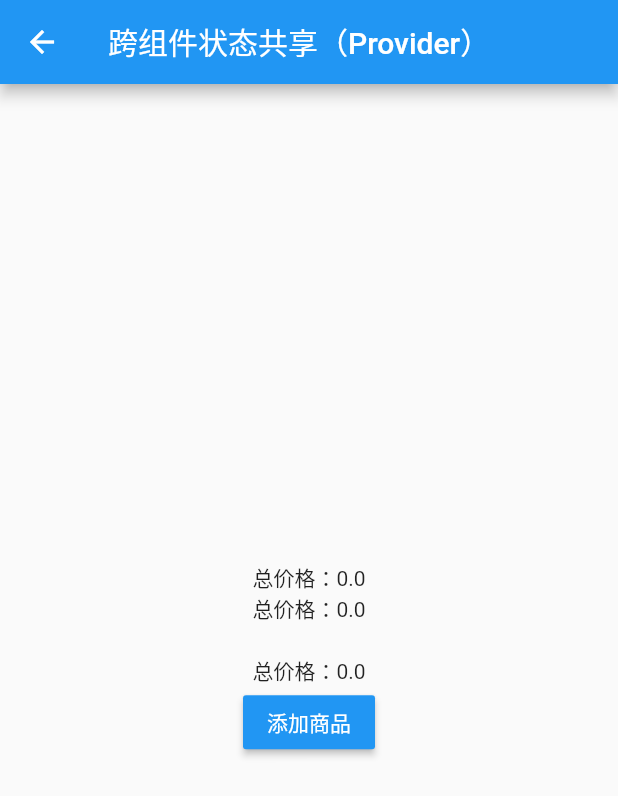
After one commit to 568240761/flutter_practice, a Flutter app: the FunctionManage screen opened by its route, after a tap on "跨组件状态共享（Provider）", on a phone screen of 412 x 824 dp. The commit adds this screen. Shown: the top 796 px of the screen. Run offline on Flutter 3.47's test engine with Material 2 defaults, Android fonts, the phone set to English and light mode, and no system bars.

Commit message:
完成状态共享

```diff
--- a/lib/main.dart
+++ b/lib/main.dart
@@ -3,6 +3,7 @@ import 'dart:async';
 import 'package:flutter/material.dart';
 import 'package:flutter/foundation.dart';
 
+import 'page/function/function_manage.dart';
 import 'page/container/container_manage.dart';
 import 'page/layout/layout_manage.dart';
 import 'page/base_widget/form_widget.dart';
@@ -106,6 +107,7 @@ class MyApp extends StatelessWidget {
         "layout_manage": (context) => LayoutManage(),
         "container_manage": (context) => ContainerManage(),
         "scroll_manage": (context) => ScrollManage(),
+        "function_manage": (context) => FunctionManage(),
       },
       //在路由表中没有注册，会回调该方法
       onGenerateRoute: (RouteSettings settings) {
--- /dev/null
+++ b/lib/page/function/function_manage.dart
@@ -0,0 +1,75 @@
+import 'package:flutter/material.dart';
+
+import 'inherited_widget_function.dart';
+import 'provider_function.dart';
+import 'will_pop_scope_function.dart';
+
+class FunctionManage extends StatelessWidget {
+  @override
+  Widget build(BuildContext context) {
+    return Scaffold(
+      appBar: AppBar(
+        title: Text("功能组件"),
+      ),
+      body: Center(
+        child: Column(
+          mainAxisAlignment: MainAxisAlignment.center,
+          children: [
+            FlatButton(
+              onPressed: () {
+                Navigator.push(
+                  context,
+                  MaterialPageRoute(builder: (context) {
+                    return WillPopScopeFunction();
+                  }),
+                );
+              },
+              textColor: Colors.white,
+              color: Colors.blue,
+              child: Text("导航返回拦截"),
+            ),
+            FlatButton(
+              onPressed: () {
+                Navigator.push(
+                  context,
+                  MaterialPageRoute(builder: (context) {
+                    return InheritedWidgetFunction();
+                  }),
+                );
+              },
+              textColor: Colors.white,
+              color: Colors.blue,
+              child: Text("数据共享"),
+            ),
+            FlatButton(
+              onPressed: () {
+                Navigator.push(
+                  context,
+                  MaterialPageRoute(builder: (context) {
+                    return CartFunction();
+                  }),
+                );
+              },
+              textColor: Colors.white,
+              color: Colors.blue,
+              child: Text("跨组件状态共享（Provider）"),
+            ),
+            FlatButton(
+              onPressed: () {
+                Navigator.push(
+                  context,
+                  MaterialPageRoute(builder: (context) {
+                    return CartFunction();
+                  }),
+                );
+              },
+              textColor: Colors.white,
+              color: Colors.blue,
+              child: Text("颜色和主题"),
+            ),
+          ],
+        ),
+      ),
+    );
+  }
+}
--- /dev/null
+++ b/lib/page/function/provider_function.dart
@@ -0,0 +1,216 @@
+import 'dart:collection';
+
+import 'package:flutter/material.dart';
+
+class InheritedProvider<T> extends InheritedWidget {
+  const InheritedProvider({@required this.data, Widget child})
+      : super(child: child);
+
+  final T data;
+
+  @override
+  bool updateShouldNotify(InheritedWidget oldWidget) {
+    //在此简单返回true，则每次更新都会调用依赖其的子孙节点的`didChangeDependencies`。
+    return true;
+  }
+}
+
+class ChangeNotifier implements Listenable {
+  List listeners = <VoidCallback>[];
+
+  @override
+  void addListener(VoidCallback listener) {
+    listeners.add(listener);
+  }
+
+  @override
+  void removeListener(VoidCallback listener) {
+    listeners.remove(listener);
+  }
+
+  //通知所有监听器，触发回调
+  void notifyListeners() {
+    listeners.forEach((element) {
+      element();
+    });
+  }
+}
+
+class ChangeNotifierProvider<T extends ChangeNotifier> extends StatefulWidget {
+  ChangeNotifierProvider({Key key, this.data, this.child}) : super(key: key);
+
+  final T data;
+  final Widget child;
+
+  @override
+  _ChangeNotifierProviderState<T> createState() {
+    return _ChangeNotifierProviderState<T>();
+  }
+
+  //方便子树中的widget获取共享数据
+  static T of<T>(BuildContext context, {bool listen = true}) {
+    final provider = listen
+        ? context.dependOnInheritedWidgetOfExactType<InheritedProvider<T>>()
+        : context
+            .getElementForInheritedWidgetOfExactType<InheritedProvider<T>>()
+            ?.widget as InheritedProvider<T>;
+    return provider.data;
+  }
+}
+
+class _ChangeNotifierProviderState<T extends ChangeNotifier>
+    extends State<ChangeNotifierProvider> {
+  void update() {
+    setState(() {});
+  }
+
+  @override
+  void initState() {
+    widget.data.addListener(update);
+    super.initState();
+  }
+
+  @override
+  void didUpdateWidget(ChangeNotifierProvider<T> oldWidget) {
+    //当Provider更新时，如果新旧数据不"=="，则解绑旧数据监听，同时添加新数据监听
+    if (widget.data != oldWidget.data) {
+      oldWidget.data.removeListener(update);
+      widget.data.addListener(update);
+    }
+    super.didUpdateWidget(oldWidget);
+  }
+
+  @override
+  Widget build(BuildContext context) {
+    return InheritedProvider<T>(
+      data: widget.data,
+      child: widget.child,
+    );
+  }
+
+  @override
+  void dispose() {
+    widget.data.removeListener(update);
+    super.dispose();
+  }
+}
+
+class Consumer<T> extends StatelessWidget {
+  Consumer({
+    Key key,
+    @required this.builder,
+  })  : assert(builder != null),
+        super(key: key);
+
+  final Widget Function(BuildContext context, T value) builder;
+
+  @override
+  Widget build(BuildContext context) {
+    debugPrint("build Consumer");
+    return builder(
+      context,
+      ChangeNotifierProvider.of<T>(context), //自动获取Model
+    );
+  }
+}
+
+class Item {
+  Item(this.price, this.count);
+
+  double price;
+  int count;
+}
+
+class CartModer extends ChangeNotifier {
+  final List<Item> _items = [];
+
+  //禁止改变购物车里的商品信息
+  UnmodifiableListView<Item> get items => UnmodifiableListView(_items);
+
+  //购物车中商品的总价
+  double get totalPrice =>
+      _items.fold(0, (value, item) => value + item.count * item.price);
+
+  void addItem(Item item) {
+    _items.add(item);
+    //通知监听器（订阅者），重新构建InheritedProvider， 更新状态。
+    notifyListeners();
+  }
+}
+
+class CartFunction extends StatefulWidget {
+  @override
+  _CartFunctionState createState() {
+    return _CartFunctionState();
+  }
+}
+
+class _CartFunctionState extends State<CartFunction> {
+  @override
+  Widget build(BuildContext context) {
+    return Scaffold(
+      appBar: AppBar(
+        title: Text("跨组件状态共享（Provider）"),
+      ),
+      body: Center(
+        child: ChangeNotifierProvider<CartModer>(
+          data: CartModer(),
+          child: Column(
+            mainAxisAlignment: MainAxisAlignment.center,
+            children: [
+              //不能直接使用Text，需要使用Builder包裹，否则会报错。
+              //Text("总价格：${ChangeNotifierProvider.of<CartModer>(context).totalPrice}",),
+              //TODO(为什么会报错？)
+              Builder(builder: (context) {
+                debugPrint("build Text");
+                return Text(
+                  "总价格：${ChangeNotifierProvider.of<CartModer>(context).totalPrice}",
+                );
+              }),
+              //使用 Consumer 语义更明确，便于浏览；以及简化写法
+              Consumer<CartModer>(
+                builder: (context, cart) => Text("总价格：${cart.totalPrice}"),
+              ),
+
+              Padding(
+                padding: EdgeInsets.only(top: 20.0),
+                child: Consumer<CartModer>(
+                  builder: (context, cart) => Text("总价格：${cart.totalPrice}"),
+                ),
+              ),
+
+              Builder(builder: (context) {
+                debugPrint("build Padding");
+                return RaisedButton(
+                  onPressed: () {
+                    //不注册依赖
+                    ChangeNotifierProvider.of<CartModer>(context, listen: false)
+                        .addItem(Item(20.0, 1));
+                  },
+                  child: Text("添加商品"),
+                  color: Colors.blue,
+                  textColor: Colors.white,
+                );
+
+                //如果在外层添加Padding包裹，即使不注册依赖，每次依赖改变也会重新build。
+                //TODO(为什么这样？)
+                // return Padding(
+                //   padding: EdgeInsets.only(top: 20.0),
+                //   child: RaisedButton(
+                //     onPressed: () {
+                //       ChangeNotifierProvider.of<CartModer>(context,listen: false)
+                //           .addItem(Item(20.0, 1));
+                //     },
+                //     child: Text("添加商品"),
+                //     color: Colors.blue,
+                //     textColor: Colors.white,
+                //   ),
+                // );
+              }),
+            ],
+          ),
+        ),
+      ),
+    );
+  }
+}
```
Also changed, not shown: lib/page/function/inherited_widget_function.dart (added, +98 -0 lines), lib/page/function/will_pop_scope_function.dart (added, +37 -0 lines), lib/page/home_page.dart (+8 -0 lines), lib/page/function/colors_theme_function.dart (added).
